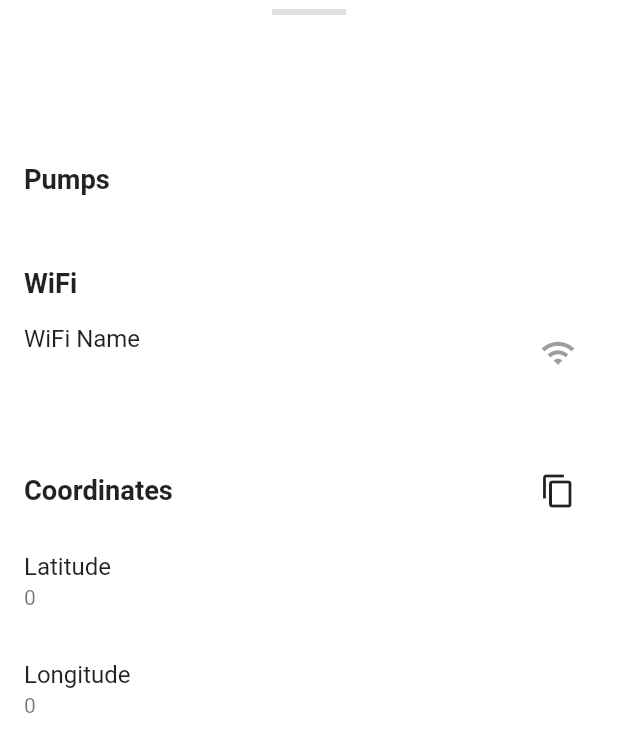
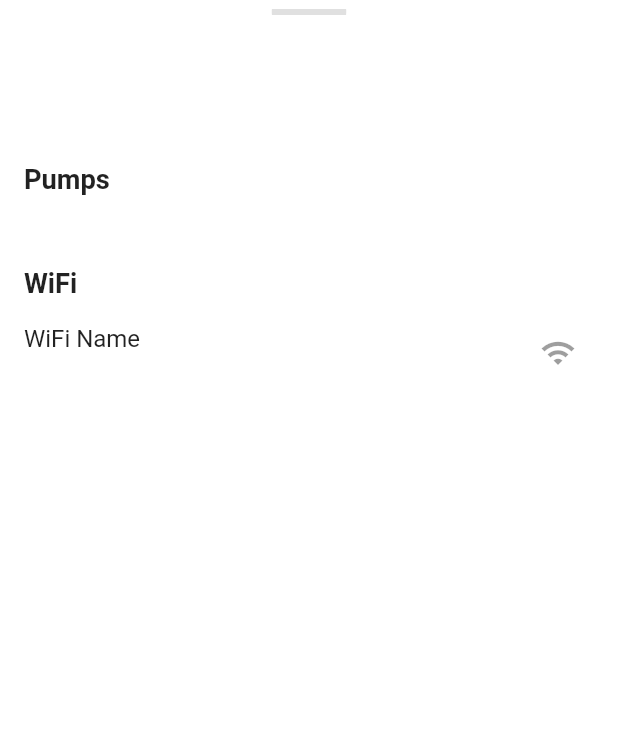
Before and after one commit to ezraaaa/setel_geofence, a Flutter app: the StationDetails widget shown alone on an empty page, opened directly with empty values, on a phone screen of 412 x 824 dp. Shown: the top 752 px of the screen. Run offline on Flutter 3.47's test engine with Material 2 defaults, Android fonts, the phone set to English and light mode, and no system bars; our stand-ins replace bloc, cloud_firestore, equatable, firebase_core, flutter_bloc, formz and 4 more; missing offline and left inert: flutter_geofence, undraw; accounts and stored records are empty; generated files the repository leaves out were written again.

Commit message:
Hide coordinates section if non admin

```diff
--- a/lib/common_widgets/station/station_details.dart
+++ b/lib/common_widgets/station/station_details.dart
@@ -96,9 +96,12 @@ class StationDetails extends StatelessWidget {
               const SizedBox(
                 height: 32.0,
               ),
-              CoordinatesSection(
-                station: station,
-              ),
+              if (isAdmin)
+                CoordinatesSection(
+                  station: station,
+                )
+              else
+                const SizedBox.shrink(),
             ],
           ),
         ),
```
